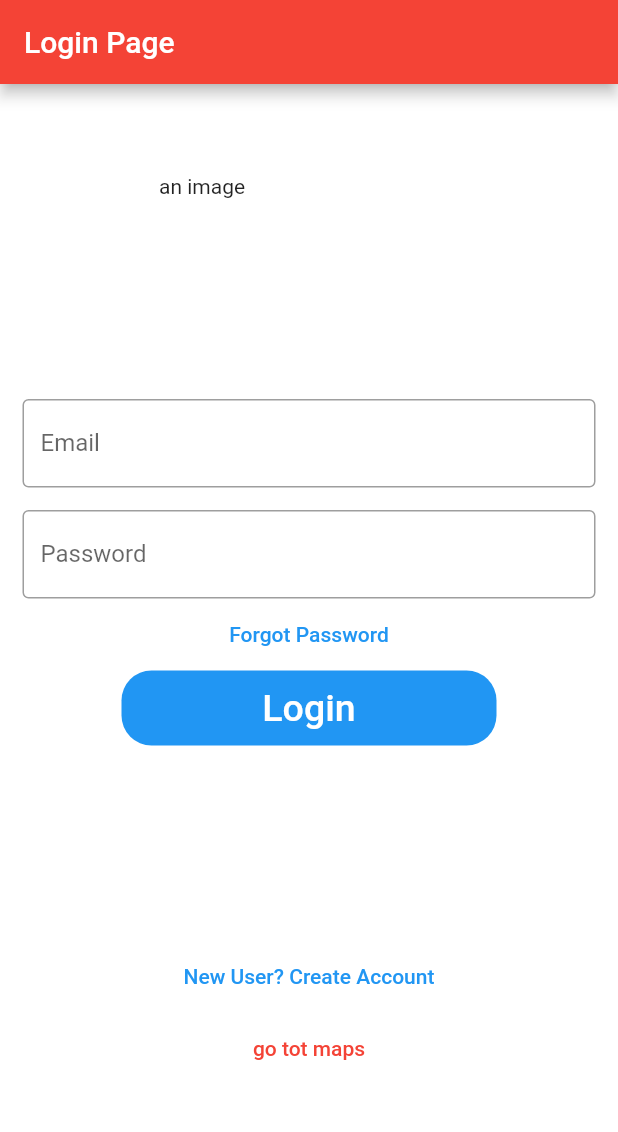
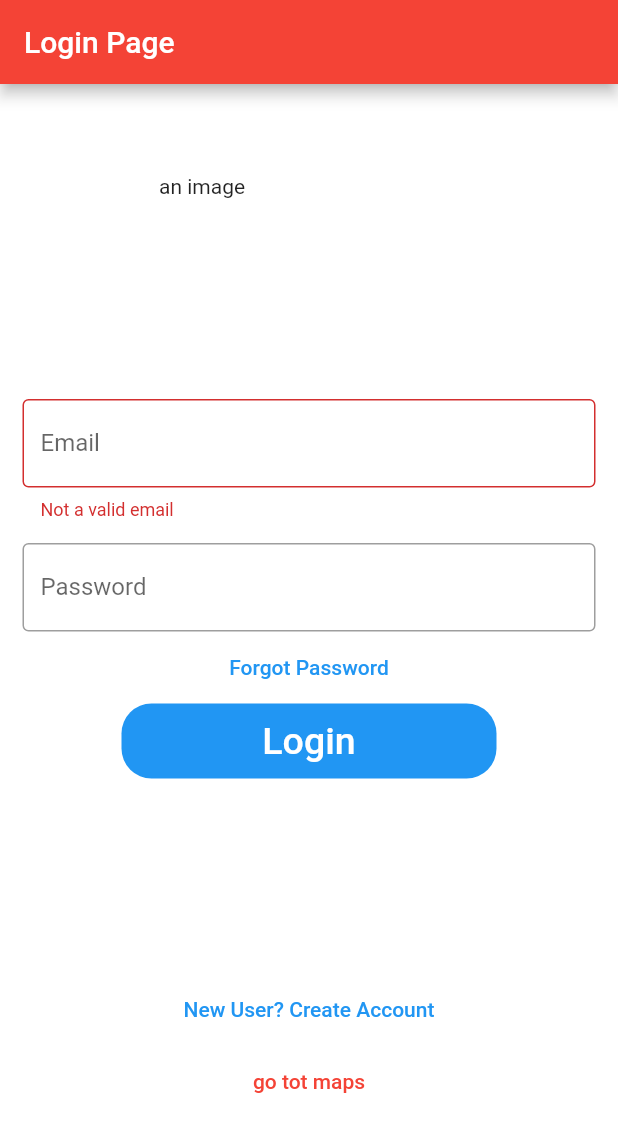
Before and after one commit to Lsfhv/bike-tour-app, a Flutter app: the screen it shows after launch, after a tap on "Login", on a phone screen of 412 x 824 dp. Shown: the top 1132 px of the screen. Run offline on Flutter 3.47's test engine with Material 2 defaults, Android fonts, the phone set to English and light mode, and no system bars; our stand-ins replace firebase_auth, firebase_core, google_fonts, google_maps_flutter; accounts and stored records are empty.

Commit message:
text form field conversions

```diff
--- a/lib/screens/authenticate/sign_in_form.dart
+++ b/lib/screens/authenticate/sign_in_form.dart
@@ -16,6 +16,9 @@ class SignInForm extends StatefulWidget {
 class _SignInFormState extends State<SignInForm> {
   final emailController = TextEditingController();
   final passwordController = TextEditingController();
+
+  final RegExp _vaidEmailRegExp = RegExp(
+      r"^[a-zA-Z0-9.a-zA-Z0-9.!#$%&'*+-/=?^_`{|}~]+@[a-zA-Z0-9]+\.[a-zA-Z]+");
 
   @override
   void dispose() {
@@ -49,14 +52,18 @@ class _SignInFormState extends State<SignInForm> {
             Padding(
                 //padding: const EdgeInsets.only(left:15.0,right: 15.0,top:0,bottom: 0),
                 padding: EdgeInsets.symmetric(horizontal: 15),
-              child: TextField(
+                child: TextFormField(
+                  validator: (value) {
+                    if (!_vaidEmailRegExp.hasMatch(value!)) {
+                      return 'Not a valid email';
+                    }
+                  },
                   controller: emailController,
                   decoration: InputDecoration(
                       border: OutlineInputBorder(),
                       labelText: 'Email',
                       hintText: 'Enter valid email id as abc@gmail.com'),
-              ),
-            ),
+                )),
             Padding(
               padding: const EdgeInsets.only(
                   left: 15.0, right: 15.0, top: 15, bottom: 0),
@@ -86,10 +93,14 @@ class _SignInFormState extends State<SignInForm> {
                   color: Colors.blue, borderRadius: BorderRadius.circular(20)),
               child: TextButton(
                 onPressed: () async {
+                  if (_formKey.currentState!.validate()) {
+                    ScaffoldMessenger.of(context).showSnackBar(
+                        const SnackBar(content: Text('Logging in!')));
                     context.read<AuthService>().signIn(
                           email: emailController.text,
                           password: passwordController.text,
                         );
+                  }
                 },
                 child: Text(
                   'Login',
```
Lines whose indentation alone changed are shown as unchanged.
